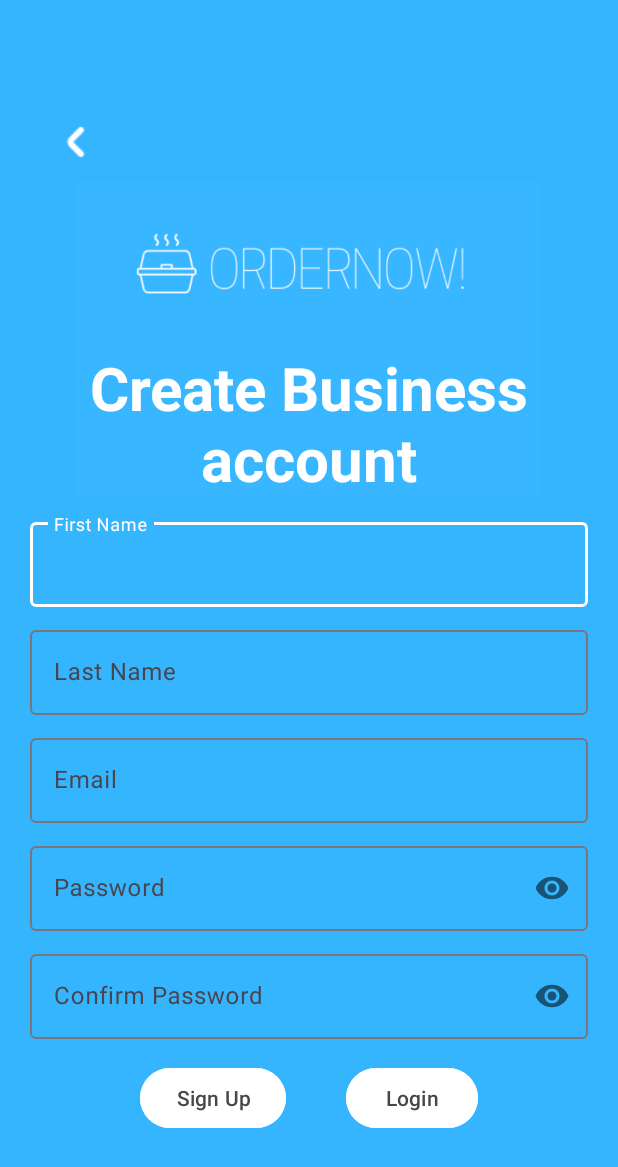
After one commit to Wmelendez1/OrderNowApp, an Android app: the BusinessSignUp screen opened directly, with no data from a screen before it, on a phone screen of 412 x 824 dp. The commit adds this screen. Shown: the top 1167 px of the screen. Run offline under Robolectric (Android 15) with nearby library versions, the phone set to English and light mode, and no system bars; our stand-ins replace Firebase (no records; nobody signed in at launch, a user with empty details on screens opened directly).

Commit message:
Gradel Update Add Business Signup UI and Backend Add Business Login UI and backend Display OwnerName Update Database Document with SignUp info

```diff
--- a/app/build.gradle
+++ b/app/build.gradle
@@ -38,6 +38,7 @@ android {
             google()
             mavenCentral()
             gradlePluginPortal()
+            maven { url "https://jitpack.io"  }
             // other repositories if needed
         }
         dependencies {
@@ -50,7 +51,7 @@ android {
 dependencies {
 
     implementation 'com.github.bumptech.glide:glide:4.14.2'
-    implementation 'com.github.barteksc:android-pdf-viewer:3.2.0-beta.1'
+    implementation 'com.github.barteksc:AndroidPdfViewer:2.3.0'
     implementation 'androidx.lifecycle:lifecycle-livedata-ktx:2.6.1'
     implementation 'androidx.lifecycle:lifecycle-viewmodel-ktx:2.6.1'
     implementation 'androidx.navigation:navigation-fragment:2.6.0'
--- /dev/null
+++ b/app/src/main/java/com/example/ordernow/activities/BusinessSignUp.java
@@ -0,0 +1,86 @@
+package com.example.ordernow.activities;
+
+import android.content.Intent;
+import android.content.SharedPreferences;
+import android.graphics.Color;
+import android.os.Bundle;
+import android.util.Log;
+import android.widget.Toast;
+
+import androidx.appcompat.app.AppCompatActivity;
+
+import com.example.ordernow.databinding.BusinessSignUpBinding;
+
+import com.google.firebase.auth.FirebaseAuth;
+import com.google.firebase.auth.FirebaseUser;
+
+public class BusinessSignUp extends AppCompatActivity {
+
+
+    private BusinessSignUpBinding binding;
+    private FirebaseAuth mAuth;
+    private static final String TAG = "BusinessSignUpActivity";
+
+    @Override
+    protected void onCreate(Bundle savedInstanceState) {
+        super.onCreate(savedInstanceState);
+        binding = BusinessSignUpBinding.inflate(getLayoutInflater());
+        setContentView(binding.getRoot());
+
+
+
+        // Set status bar color
+        getWindow().setStatusBarColor(Color.parseColor("#36B5FF"));
+
+        // Initialize Firebase Auth
+        mAuth = FirebaseAuth.getInstance();
+
+        // Set up click listener for the sign-up button using binding
+        binding.BusinessSignupButton.setOnClickListener(v -> {
+            String email = binding.email.getText().toString().trim();
+            String password = binding.password.getText().toString().trim();
+            String FirstName = binding.OwnerFirstName.getText().toString().trim();
+            String LastName = binding.OwnerLastName.getText().toString().trim();
+
+
+
+
+
+
+            if (password.length() < 6) {
+                Toast.makeText(BusinessSignUp.this, "Password must be at least 6 characters", Toast.LENGTH_SHORT).show();
+                return;
+            }
+
+            // Create user with email and password
+            mAuth.createUserWithEmailAndPassword(email, password)
+                    .addOnCompleteListener(this, task -> {
+                        if (task.isSuccessful()) {
+                            // Sign in success
+                            Log.d(TAG, "createUserWithEmail:success");
+                            FirebaseUser user = mAuth.getCurrentUser();
+                            if (user != null) {
+
+                                // Navigate to main activity upon successful sign-up
+                                Intent intent = new Intent(BusinessSignUp.this, AddBusiness.class);
+                                intent.putExtra("uid", user.getUid());
+                                intent.putExtra("FirstName", FirstName);
+                                intent.putExtra("LastName", LastName);
+
+                                startActivity(intent);
+                                finish();
+                            }
+                        } else {
+                            // If sign-in fails, display a message to the user.
+                            Log.w(TAG, "createUserWithEmail:failure", task.getException());
+                            Toast.makeText(BusinessSignUp.this, "Authentication failed.",
+                                    Toast.LENGTH_SHORT).show();
+                        }
+                    });
+
+
+
+
+        });
+    }
+}
--- a/app/src/main/res/layout/activity_business_mngr_home_page.xml
+++ b/app/src/main/res/layout/activity_business_mngr_home_page.xml
@@ -1,4 +1,5 @@
 <?xml version="1.0" encoding="utf-8"?>
+
 <androidx.constraintlayout.widget.ConstraintLayout xmlns:android="http://schemas.android.com/apk/res/android"
     xmlns:app="http://schemas.android.com/apk/res-auto"
     xmlns:tools="http://schemas.android.com/tools"
@@ -43,7 +44,7 @@
                 android:layout_height="wrap_content"
                 android:layout_marginTop="5dp"
                 android:fontFamily="@font/cooperhewitt_medium"
-                android:text="firstname"
+                android:text="@string/owner_full_name_default"
                 android:textColor="@color/white"
                 android:textSize="20sp"
                 app:layout_constraintBottom_toBottomOf="parent"
--- /dev/null
+++ b/app/src/main/res/layout/business_sign_up.xml
@@ -0,0 +1,147 @@
+<?xml version="1.0" encoding="utf-8"?>
+<LinearLayout xmlns:android="http://schemas.android.com/apk/res/android"
+    xmlns:app="http://schemas.android.com/apk/res-auto"
+    xmlns:tools="http://schemas.android.com/tools"
+    android:layout_width="match_parent"
+    android:layout_height="match_parent"
+    android:background="@color/themecolor"
+    android:gravity="center"
+    android:orientation="vertical"
+    android:padding="20dp"
+    tools:context=".activities.BusinessSignUp">
+
+    <ImageButton
+        android:id="@+id/backButton"
+        android:layout_width="61dp"
+        android:layout_height="54dp"
+        android:layout_gravity="left"
+        android:background="#36B5FF"
+        android:src="@drawable/back_arrow"
+        android:contentDescription="Go back" />
+
+    <RelativeLayout
+
+        android:layout_width="match_parent"
+        android:layout_height="wrap_content">
+
+        <ImageView
+            android:layout_width="662dp"
+            android:layout_height="310dp"
+            android:layout_marginTop="-100dp"
+            android:src="@drawable/onlogo" />
+
+    </RelativeLayout>
+
+    <TextView
+        android:layout_width="match_parent"
+        android:layout_height="wrap_content"
+        android:layout_marginTop="-100dp"
+        android:layout_marginBottom="10dp"
+        android:gravity="center"
+        android:text="Create Business account"
+        android:textColor="@color/white"
+        android:textSize="40dp"
+        android:textStyle="bold" />
+
+    <!-- First Name Field -->
+    <com.google.android.material.textfield.TextInputLayout
+        android:layout_width="match_parent"
+        android:layout_height="wrap_content">
+
+        <com.google.android.material.textfield.TextInputEditText
+            android:id="@+id/OwnerFirstName"
+            android:layout_width="match_parent"
+            android:layout_height="wrap_content"
+            android:hint="First Name" />
+    </com.google.android.material.textfield.TextInputLayout>
+
+    <!-- Last Name Field -->
+    <com.google.android.material.textfield.TextInputLayout
+        android:layout_width="match_parent"
+        android:layout_height="wrap_content"
+        android:layout_marginTop="10dp">
+
+        <com.google.android.material.textfield.TextInputEditText
+            android:id="@+id/OwnerLastName"
+            android:layout_width="match_parent"
+            android:layout_height="wrap_content"
+            android:hint="Last Name" />
+    </com.google.android.material.textfield.TextInputLayout>
+
+    <!-- Email Field -->
+    <com.google.android.material.textfield.TextInputLayout
+        android:layout_width="match_parent"
+        android:layout_height="wrap_content"
+        android:layout_marginTop="10dp">
+
+        <com.google.android.material.textfield.TextInputEditText
+            android:id="@+id/email"
+            android:layout_width="match_parent"
+            android:layout_height="wrap_content"
+            android:hint="@string/email" />
+    </com.google.android.material.textfield.TextInputLayout>
+
+    <!-- Password Field -->
+    <com.google.android.material.textfield.TextInputLayout
+        android:layout_width="match_parent"
+        android:layout_height="wrap_content"
+        android:layout_marginTop="10dp"
+        app:passwordToggleEnabled="true">
+
+        <com.google.android.material.textfield.TextInputEditText
+            android:id="@+id/password"
+            android:layout_width="match_parent"
+            android:layout_height="wrap_content"
+            android:hint="@string/password"
+            android:inputType="textPassword" />
+    </com.google.android.material.textfield.TextInputLayout>
+
+    <!-- Confirm Password Field -->
+    <com.google.android.material.textfield.TextInputLayout
+        android:layout_width="match_parent"
+        android:layout_height="wrap_content"
+        android:layout_marginTop="10dp"
+        app:passwordToggleEnabled="true">
+
+        <com.google.android.material.textfield.TextInputEditText
+            android:id="@+id/conpassword"
+            android:layout_width="match_parent"
+            android:layout_height="wrap_content"
+            android:hint="@string/confirm_password"
+            android:inputType="textPassword" />
+    </com.google.android.material.textfield.TextInputLayout>
+
+    <ProgressBar
+        android:id="@+id/progressBar"
+        android:layout_width="wrap_content"
+        android:layout_height="wrap_content"
+        android:visibility="gone" />
+
+    <LinearLayout
+        android:layout_width="wrap_content"
+        android:layout_height="wrap_content"
+        android:orientation="horizontal"
+        android:layout_marginTop="15dp">
+
+        <!-- Signup Button -->
+        <Button
+            android:id="@+id/BusinessSignupButton"
+            android:layout_width="wrap_content"
+            android:layout_height="wrap_content"
+            android:backgroundTint="@color/white"
+            android:text="@string/signup"
+            android:textColor="@color/black" />
+
+        <!-- Login Button -->
+        <Button
+            android:id="@+id/Businesslogin"
+            android:layout_width="wrap_content"
+            android:layout_height="wrap_content"
+            android:layout_marginStart="40dp"
+            android:backgroundTint="@color/white"
+            android:text="@string/login"
+            android:textColor="@color/black" />
+
+    </LinearLayout>
+
+</LinearLayout>
--- a/app/src/main/res/values/strings.xml
+++ b/app/src/main/res/values/strings.xml
@@ -5,6 +5,7 @@
     <string name="confirm_password">Confirm Password</string>
     <string name="signup">Sign Up</string>
     <string name="login">Login</string>
+    <string name="owner_full_name_default">Owner Full Name</string>
 
     <string name="add_profile_info">Add Profile Information</string>
     <string name="first_name_hint">First Name</string>
--- a/build.gradle
+++ b/build.gradle
@@ -1,4 +1,10 @@
 buildscript {
+    repositories {
+        google()
+        mavenCentral()
+        maven { url "https://jitpack.io"  }
+
+    }
     dependencies {
         classpath 'com.google.gms:google-services:4.3.14'
     }
--- a/settings.gradle
+++ b/settings.gradle
@@ -10,7 +10,7 @@ dependencyResolutionManagement {
     repositories {
         google()
         mavenCentral()
-        jcenter()
+        maven { url "https://jitpack.io"  }
     }
 }
 rootProject.name = "OrderNow"
```
Also changed, not shown: app/src/main/AndroidManifest.xml (+8 -2 lines), app/src/main/java/Adapters/AdapterPdfAdmin.java (+3 -7 lines), app/src/main/java/com/example/ordernow/Adapter/BusinessHmpgAdapter.java (+9 -1 lines), app/src/main/java/com/example/ordernow/Domain/BusinessDomain.java (+7 -1 lines), app/src/main/java/com/example/ordernow/activities/AddBusiness.java (+49 -25 lines), app/src/main/java/com/example/ordernow/activities/BusinessLogIn.java (added, +78 -0 lines), app/src/main/java/com/example/ordernow/activities/BusinessMngrHomePage.java (+67 -11 lines), app/src/main/res/layout/activity_business_login.xml (added, +79 -0 lines).
